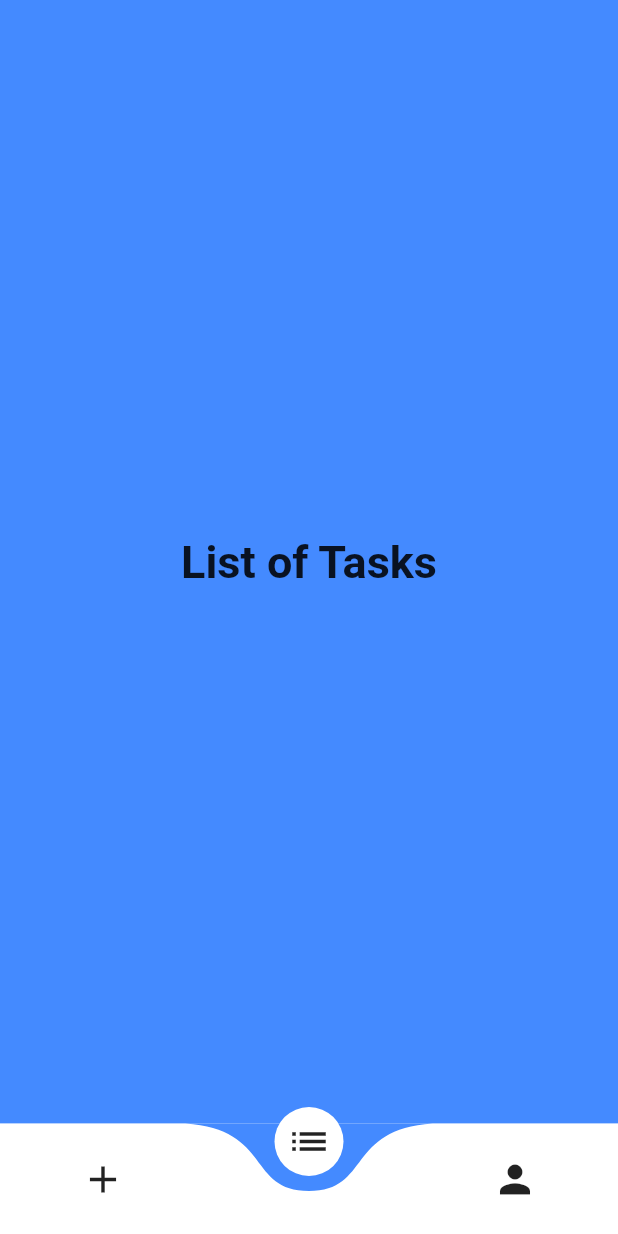
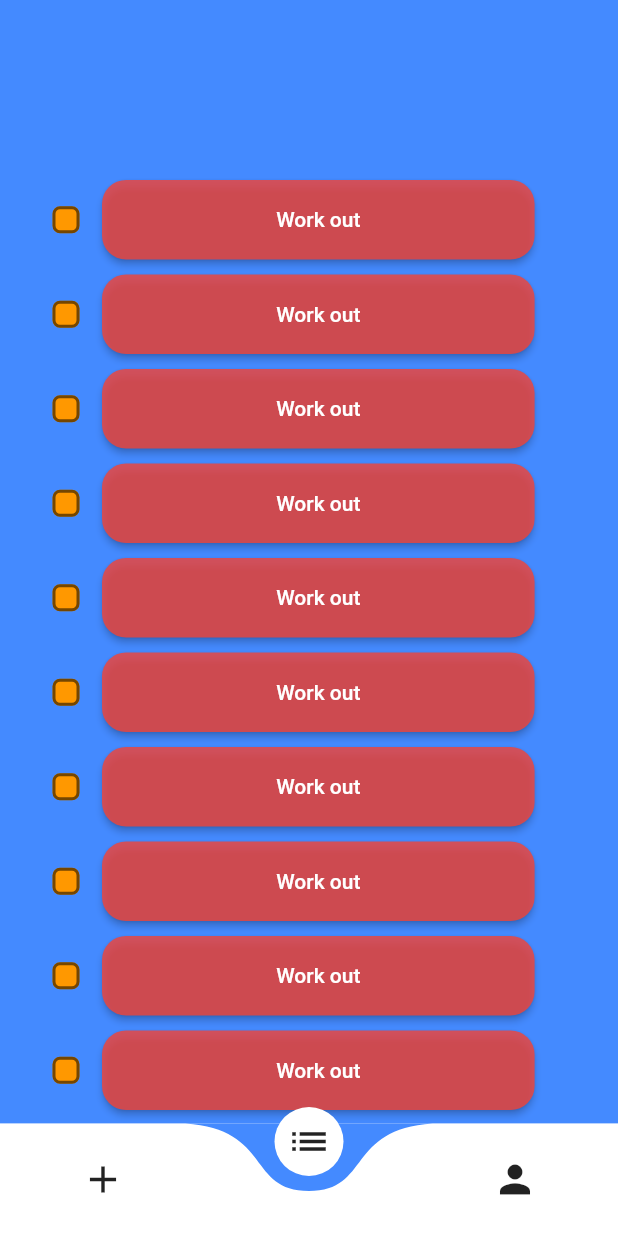
Before and after one commit to pshaddel/Schleife, a Flutter app: the screen it shows after launch, item 2 of the bottom bar chosen, on a phone screen of 412 x 824 dp. Run offline on Flutter 3.47's test engine with Material 2 defaults, Android fonts, the phone set to English and light mode, and no system bars; drawn by our look-alikes of curved_navigation_bar, progress_state_button; missing offline and left inert: dart:ffi.

Commit message:
feat: :sparkles: handle list of items

```diff
--- a/lib/navbar.dart
+++ b/lib/navbar.dart
@@ -1,5 +1,6 @@
 import 'package:flutter/material.dart';
 import 'package:curved_navigation_bar/curved_navigation_bar.dart';
+import './pages/taskList/taskList.dart';
 
 class BottomNavbar extends StatefulWidget {
   const BottomNavbar({Key? key}) : super(key: key);
@@ -13,20 +14,20 @@ class _BottomNavbarState extends State<BottomNavbar> {
   static const TextStyle optionStyle = TextStyle(
       fontSize: 30,
       fontWeight: FontWeight.bold,
+      color: Colors.white,
       backgroundColor: Colors.blueAccent);
   static const List<Widget> _widgetOptions = <Widget>[
-    Text(
-      'Today Tasks',
+    Center(
+        child: Text(
+      'Add Tasks',
       style: optionStyle,
-    ),
-    Text(
-      'List of Tasks',
-      style: optionStyle,
-    ),
-    Text(
+    )),
+    TaskList(),
+    Center(
+        child: Text(
       'Profile',
       style: optionStyle,
-    ),
+    )),
   ];
 
   void _onItemTapped(int index) {
@@ -39,7 +40,7 @@ class _BottomNavbarState extends State<BottomNavbar> {
   Widget build(BuildContext context) {
     return Scaffold(
       bottomNavigationBar: CurvedNavigationBar(
-        index: 1,
+        index: 0,
         backgroundColor: Colors.blueAccent,
         animationDuration: const Duration(milliseconds: 340),
         items: const <Widget>[
@@ -50,8 +51,7 @@ class _BottomNavbarState extends State<BottomNavbar> {
         onTap: _onItemTapped,
       ),
       body: Container(
-          color: Colors.blueAccent,
-          child: Center(child: _widgetOptions[_selectedIndex])),
+          color: Colors.blueAccent, child: _widgetOptions[_selectedIndex]),
     );
   }
 }
--- /dev/null
+++ b/lib/pages/taskList/taskButton.dart
@@ -0,0 +1,102 @@
+import 'dart:async';
+import 'dart:ffi';
+import 'dart:math';
+import 'package:flutter/material.dart';
+import 'package:progress_state_button/iconed_button.dart';
+import 'package:progress_state_button/progress_button.dart';
+
+class Task extends StatefulWidget {
+  const Task(
+      {Key? key,
+      required this.description,
+      required this.color,
+      required this.isChecked,
+      required this.taskId})
+      : super(key: key);
+
+  final String taskId;
+  // final String title = 'test';
+  final String description;
+  final Color color;
+  final bool isChecked;
+  @override
+  TaskState createState() => TaskState();
+}
+
+class TaskState extends State<Task> {
+  ButtonState stateOnlyText = ButtonState.idle;
+  ButtonState stateOnlyCustomIndicatorText = ButtonState.idle;
+  ButtonState stateTextWithIcon = ButtonState.idle;
+  ButtonState stateTextWithIconMinWidthState = ButtonState.idle;
+
+  final description = 'widget.description';
+
+  final color = Colors.blueAccent;
+
+  @override
+  Widget build(BuildContext context) {
+    return Row(
+      children: [checkbox(), buildTextWithIcon()],
+    );
+  }
+
+  Widget buildTextWithIcon() {
+    return ProgressButton(
+        maxWidth: MediaQuery.of(context).size.width * 0.7,
+        stateWidgets: {
+          ButtonState.idle: const Text(
+            "Idle",
+            textAlign: TextAlign.left,
+            style: TextStyle(color: Colors.white, fontWeight: FontWeight.w500),
+          ),
+          ButtonState.loading: const Text(
+            "Loading",
+            style: TextStyle(color: Colors.white, fontWeight: FontWeight.w500),
+          ),
+          ButtonState.fail: Text(
+            widget.description,
+            textAlign: TextAlign.left,
+            style: const TextStyle(
+                color: Colors.white, fontWeight: FontWeight.w500),
+          ),
+          ButtonState.success: Text(
+            widget.description,
+            textAlign: TextAlign.left,
+            style:
+                TextStyle(color: Colors.grey[500], fontWeight: FontWeight.w500),
+          )
+        },
+        stateColors: {
+          ButtonState.idle: Colors.grey.shade400,
+          ButtonState.loading: Colors.blue.shade300,
+          ButtonState.fail: widget.color.withOpacity(0.8),
+          ButtonState.success: Colors.black54,
+        },
+        onPressed: onPressedIconWithText,
+        state: isChecked ? ButtonState.success : ButtonState.fail);
+  }
+
+  var isChecked = false;
+
+  Widget checkbox() {
+    return Checkbox(
+        shape: const RoundedRectangleBorder(
+            borderRadius: BorderRadius.all(Radius.circular(5.0))),
+        checkColor: Colors.white,
+        fillColor: MaterialStateProperty.resolveWith<Color>((states) {
+          if (states.contains(MaterialState.disabled)) {
+            return Colors.orange.withOpacity(.32);
+          }
+          return Colors.orange;
+        }),
+        // fillColor: MaterialState.pressed,
+        value: isChecked,
+        onChanged: (bool? value) {
+          setState(() {
+            isChecked = value!;
+          });
+        });
+  }
+
+  onPressedIconWithText() {}
+}
--- /dev/null
+++ b/lib/pages/taskList/taskList.dart
@@ -0,0 +1,63 @@
+import 'package:flutter/material.dart';
+import 'package:curved_navigation_bar/curved_navigation_bar.dart';
+import 'package:progress_state_button/iconed_button.dart';
+import 'package:progress_state_button/progress_button.dart';
+import 'package:world/pages/taskList/taskButton.dart';
+
+class TaskList extends StatefulWidget {
+  const TaskList({Key? key}) : super(key: key);
+
+  @override
+  State<TaskList> createState() => _TaskListState();
+}
+
+class _TaskListState extends State<TaskList> {
+  // int _selectedIndex = 0;
+  // static const TextStyle optionStyle = TextStyle(
+  //     fontSize: 30,
+  //     fontWeight: FontWeight.bold,
+  //     color: Colors.white,
+  //     backgroundColor: Colors.blueAccent);
+
+  // void _onItemTapped(int index) {
+  //   setState(() {
+  //     _selectedIndex = index;
+  //   });
+  // }
+
+  // final tasks = <Widget>[
+  //   Task(),
+  //   SizedBox(height: 5),
+  //   Task(),
+  //   SizedBox(height: 5),
+  //   Task(),
+  //   SizedBox(height: 5),
+  //   Task(),
+  //   SizedBox(height: 5),
+  //   Task()
+  // ];;
+
+  listGenerator() {
+    final tasks = <Widget>[];
+    for (var i = 0; i < 20; i++) {
+      tasks.addAll([
+        Task(
+            description: 'Work out',
+            isChecked: false,
+            color: Colors.red,
+            taskId: i.toString()),
+        const SizedBox(height: 10)
+      ]);
+    }
+    return tasks;
+  }
+
+  @override
+  Widget build(BuildContext context) {
+    return ListView(
+      children: listGenerator(),
+      addAutomaticKeepAlives: true,
+      padding: const EdgeInsets.fromLTRB(20, 120, 20, 20),
+    );
+  }
+}
--- a/pubspec.yaml
+++ b/pubspec.yaml
@@ -36,6 +36,7 @@ dependencies:
   cupertino_icons: ^1.0.2
   english_words: ^4.0.0
   curved_navigation_bar: ^1.0.3
+  progress_state_button: ^1.0.4
 
 dev_dependencies:
   flutter_test:
```
